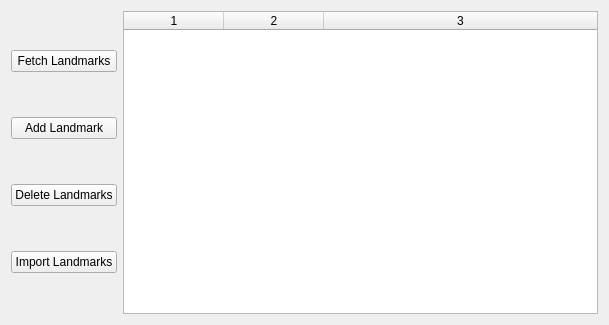
The window that examples/landmarkbrowser/landmarkbrowser.ui (qtproject/qt-mobility) describes before a commit, drawn with Qt 5.
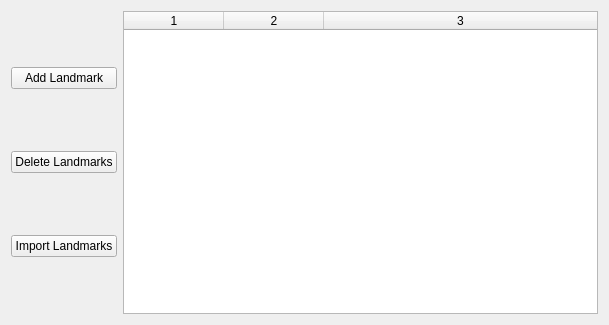
The same window after the commit.

Commit message: Autoload landmarks and remove fetch landmarks button in browser example

Patch:
```diff
--- a/examples/landmarkbrowser/landmarkbrowser.ui
+++ b/examples/landmarkbrowser/landmarkbrowser.ui
@@ -17,27 +17,20 @@
    <item>
     <layout class="QGridLayout" name="gridLayout">
      <item row="0" column="0">
-      <widget class="QPushButton" name="fetchLandmarks">
-       <property name="text">
-        <string>Fetch Landmarks</string>
-       </property>
-      </widget>
-     </item>
-     <item row="1" column="0">
       <widget class="QPushButton" name="addLandmark">
        <property name="text">
         <string>Add Landmark</string>
        </property>
       </widget>
      </item>
-     <item row="2" column="0">
+     <item row="1" column="0">
       <widget class="QPushButton" name="deleteLandmarks">
        <property name="text">
         <string>Delete Landmarks</string>
        </property>
       </widget>
      </item>
-     <item row="3" column="0">
+     <item row="2" column="0">
       <widget class="QPushButton" name="importLandmarks">
        <property name="text">
         <string>Import Landmarks</string>
```
The commit also changes 3 other files.
